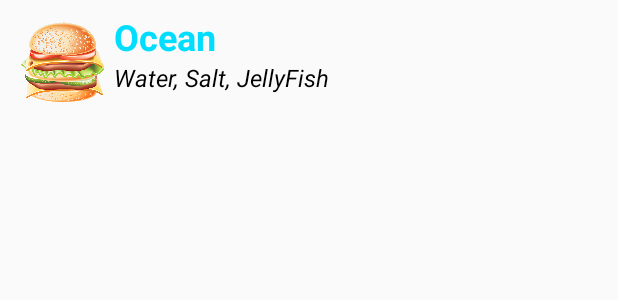
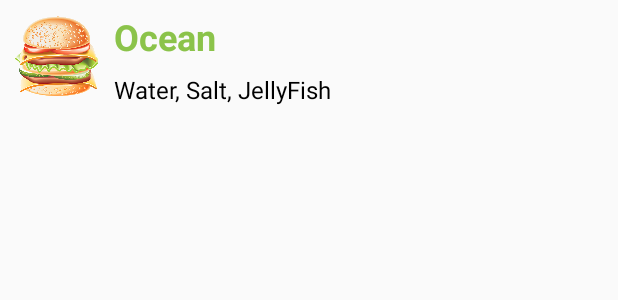
Before and after one commit to jswilder/Recipe, an Android app: the layout recipe_list_item_special.xml on its own in the app's theme, with its tools: preview values and no code run, on a phone screen of 412 x 824 dp. Shown: the top 300 px of the screen. Run offline under Robolectric (Android 15) with nearby library versions, the light colour scheme and no system bars.

Commit message:
Modified it to use constraint layout, changed ingredients to return a substring if above a certain length

```diff
--- a/app/src/main/res/layout/main.xml
+++ b/app/src/main/res/layout/main.xml
@@ -50,14 +50,17 @@
         android:layout_width="0dp"
         android:layout_height="0dp"
         android:layout_marginBottom="8dp"
+        android:layout_marginEnd="8dp"
         android:layout_marginLeft="8dp"
         android:layout_marginRight="8dp"
+        android:layout_marginStart="8dp"
         android:layout_marginTop="8dp"
         android:layout_weight="1"
         app:layout_constraintBottom_toTopOf="@+id/search_edit_text_box"
         app:layout_constraintHorizontal_bias="0.0"
         app:layout_constraintLeft_toLeftOf="parent"
         app:layout_constraintRight_toRightOf="parent"
-        app:layout_constraintTop_toTopOf="parent"></ListView>
+        app:layout_constraintTop_toTopOf="parent"
+        app:layout_constraintVertical_bias="1.0"></ListView>
 
 </android.support.constraint.ConstraintLayout>
--- a/app/src/main/res/layout/recipe_list_item_special.xml
+++ b/app/src/main/res/layout/recipe_list_item_special.xml
@@ -1,45 +1,56 @@
 <?xml version="1.0" encoding="utf-8"?>
-<RelativeLayout xmlns:android="http://schemas.android.com/apk/res/android"
+<android.support.constraint.ConstraintLayout xmlns:android="http://schemas.android.com/apk/res/android"
+    xmlns:app="http://schemas.android.com/apk/res-auto"
     xmlns:tools="http://schemas.android.com/tools"
     android:orientation="vertical"
     android:layout_width="match_parent"
     android:layout_height="match_parent"
-    android:padding="4dp"
-    android:layout_margin="4dp"
-    >
+    tools:layout_editor_absoluteY="85dp"
+    tools:layout_editor_absoluteX="4dp">
 
     <ImageView
         android:layout_width="60dp"
         android:layout_height="60dp"
-        android:layout_margin="4dp"
         android:id="@+id/Recipe_Image"
         android:src="@drawable/burger"
         tools:src="@drawable/burger"
-        />
+        android:layout_marginStart="8dp"
+        android:layout_marginLeft="8dp"
+        app:layout_constraintLeft_toLeftOf="parent"
+        app:layout_constraintTop_toTopOf="parent"
+        android:layout_marginTop="8dp" />
 
     <TextView
-        android:layout_width="match_parent"
+        android:id="@+id/Recipe_Name"
+        android:layout_width="0dp"
         android:layout_height="wrap_content"
+        android:layout_marginEnd="8dp"
+        android:layout_marginLeft="8dp"
+        android:layout_marginRight="7dp"
+        android:layout_marginStart="8dp"
+        android:layout_marginTop="8dp"
+        android:text="Ocean"
+        android:textColor="?android:attr/colorAccent"
         android:textSize="24sp"
-        android:id="@+id/Recipe_Name"
         android:textStyle="bold"
-        android:layout_toRightOf="@+id/Recipe_Image"
-        android:text="Ocean"
-        android:textColor="@android:color/holo_blue_bright"
-        tools:text="Ocean"
-        />
+        app:layout_constraintLeft_toRightOf="@+id/Recipe_Image"
+        app:layout_constraintRight_toRightOf="parent"
+        app:layout_constraintTop_toTopOf="parent"
+        tools:text="Ocean" />
 
     <TextView
-        android:layout_width="match_parent"
+        android:id="@+id/Ingredients"
+        android:layout_width="0dp"
         android:layout_height="wrap_content"
-        android:id="@+id/Ingredients"
+        android:layout_marginLeft="8dp"
+        android:layout_marginRight="8dp"
+        android:layout_marginTop="8dp"
+        android:text="Water, salt"
+        android:textColor="@android:color/black"
         android:textSize="16dp"
-        android:layout_toRightOf="@+id/Recipe_Image"
-        android:layout_below="@+id/Recipe_Name"
-        android:textColor="@android:color/black"
-        android:text="Water, salt"
-        android:textStyle="italic"
-        tools:text="Water, Salt, JellyFish"
-        />
+        app:layout_constraintLeft_toRightOf="@+id/Recipe_Image"
+        app:layout_constraintRight_toRightOf="parent"
+        app:layout_constraintTop_toBottomOf="@+id/Recipe_Name"
+        tools:text="Water, Salt, JellyFish" />
 
-</RelativeLayout>
+</android.support.constraint.ConstraintLayout>
```
Also changed, not shown: app/src/main/java/odomobileapplicationdevelopment/recipe/Recipe.java (+6 -1 lines), app/src/main/res/layout/recipe_list_item.xml (+28 -15 lines).
